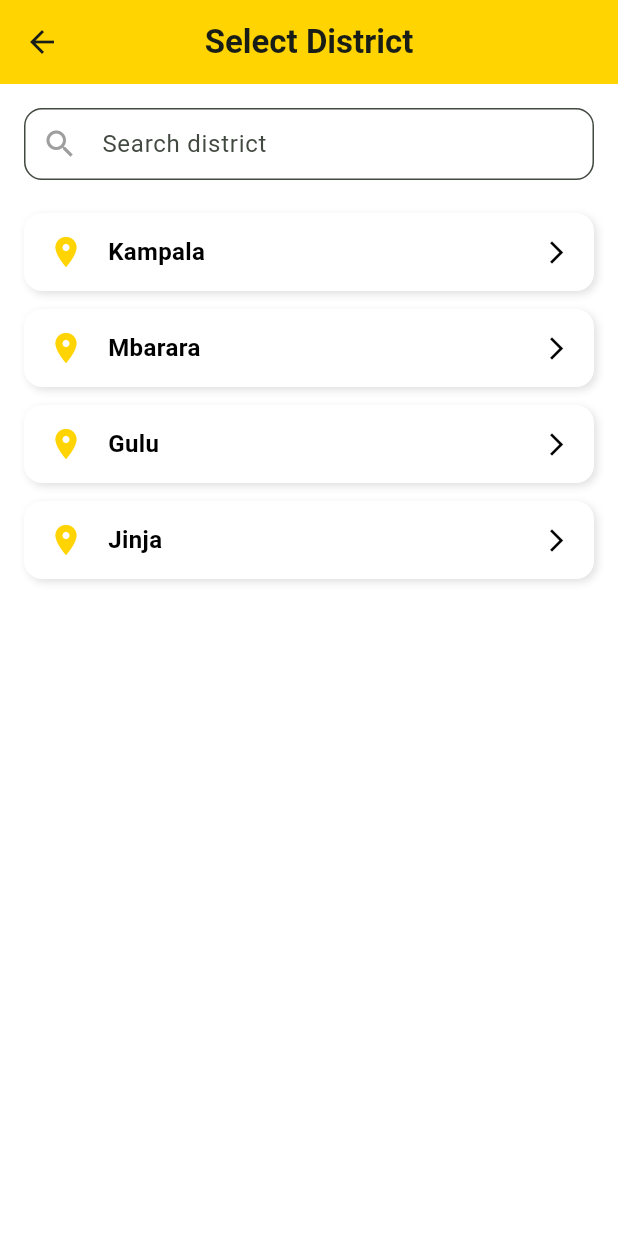
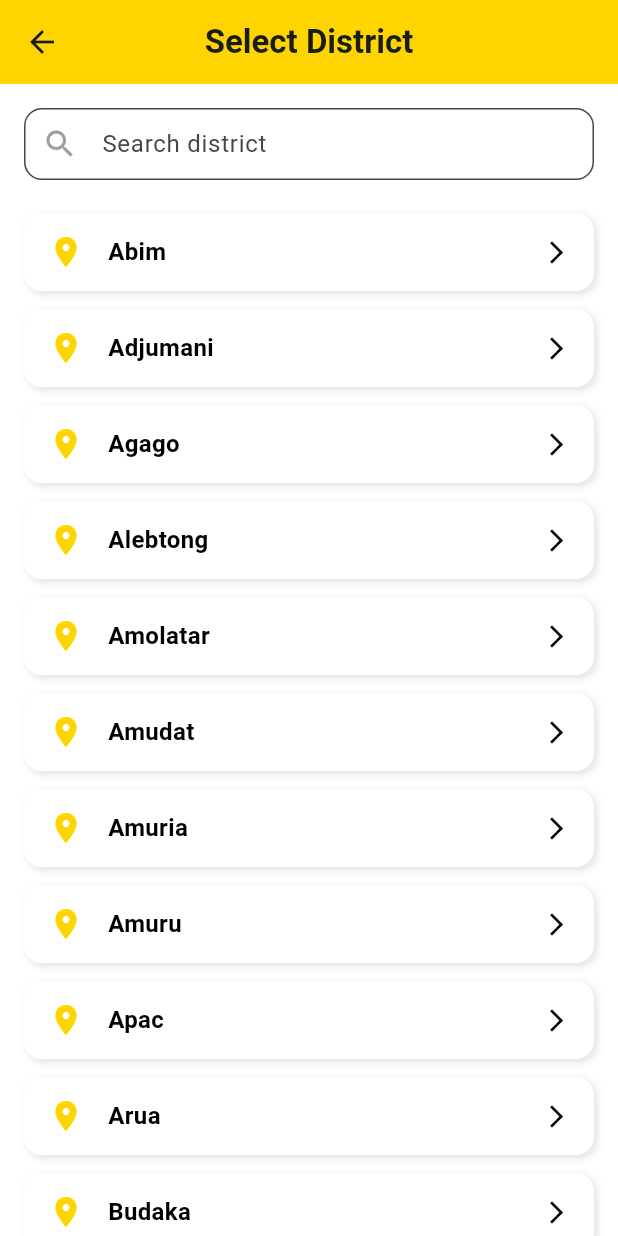
Before and after one commit to ibalintuma/NRM-Afrosoft-Flutter, a Flutter app: the CandidatesDetailPage screen opened directly, on a phone screen of 412 x 824 dp. Run offline on Flutter 3.47's test engine with Material 3 defaults, Android fonts, the phone set to English and light mode, and no system bars; our stand-ins replace carousel_slider, device_info_plus, dio, flutter_gemini, image_cropper, image_picker and 12 more; missing offline and left inert: flutter_inappwebview, flutter_inappwebview_android, onesignal_flutter, video_thumbnail, videosdk; accounts and stored records are empty.

Commit message:
vertical scrolling

```diff
--- a/lib/Home/TabWidgets/NRM Candidates/CandidatesDetailPage.dart
+++ b/lib/Home/TabWidgets/NRM Candidates/CandidatesDetailPage.dart
@@ -1,4 +1,5 @@
 import 'package:flutter/material.dart';
+import 'package:nrm_afrosoft_flutter/Home/TabWidgets/NRM%20Candidates/CandidatesListPage.dart';
 
 class CandidatesDetailPage extends StatefulWidget {
   const CandidatesDetailPage({super.key});
@@ -9,7 +10,140 @@ class CandidatesDetailPage extends StatefulWidget {
 
 class _CandidatesDetailPageState extends State<CandidatesDetailPage> {
   final TextEditingController _searchController = TextEditingController();
-  final List<String> _districts = ['Kampala', 'Mbarara', 'Gulu', 'Jinja'];
+  final List<String> _districts = [
+    "Abim",
+    "Adjumani",
+    "Agago",
+    "Alebtong",
+    "Amolatar",
+    "Amudat",
+    "Amuria",
+    "Amuru",
+    "Apac",
+    "Arua",
+    "Budaka",
+    "Bududa",
+    "Bugiri",
+    "Bugweri",
+    "Buhweju",
+    "Buikwe",
+    "Bukedea",
+    "Bukomansimbi",
+    "Bukwo",
+    "Bulambuli",
+    "Buliisa",
+    "Bundibugyo",
+    "Bunyangabu",
+    "Bushenyi",
+    "Busia",
+    "Butaleja",
+    "Butambala",
+    "Butebo",
+    "Buvuma",
+    "Buyende",
+    "Dokolo",
+    "Gomba",
+    "Gulu",
+    "Hoima",
+    "Ibanda",
+    "Iganga",
+    "Isingiro",
+    "Jinja",
+    "Kaabong",
+    "Kabale",
+    "Kabarole",
+    "Kaberamaido",
+    "Kagadi",
+    "Kakumiro",
+    "Kalangala",
+    "Kaliro",
+    "Kalungu",
+    "Kamuli",
+    "Kamwenge",
+    "Kanungu",
+    "Kapchorwa",
+    "Kapelebyong",
+    "Karenga",
+    "Kasese",
+    "Kassanda",
+    "Katakwi",
+    "Kayunga",
+    "Kazo",
+    "Kibaale",
+    "Kiboga",
+    "Kibuku",
+    "Kikube",
+    "Kiruhura",
+    "Kiryandongo",
+    "Kisoro",
+    "Kitagwenda",
+    "Kitgum",
+    "Koboko",
+    "Kole",
+    "Kotido",
+    "Kumi",
+    "Kwania",
+    "Kween",
+    "Kyankwanzi",
+    "Kyegegwa",
+    "Kyenjojo",
+    "Kyotera",
+    "Lamwo",
+    "Lira",
+    "Luuka",
+    "Luwero",
+    "Lwengo",
+    "Lyantonde",
+    "Madi Okollo",
+    "Manafwa",
+    "Maracha",
+    "Masaka",
+    "Masindi",
+    "Mayuge",
+    "Mbale",
+    "Mbarara",
+    "Mitooma",
+    "Mityana",
+    "Moroto",
+    "Moyo",
+    "Mpigi",
+    "Mubende",
+    "Mukono",
+    "Nabilatuk",
+    "Nakapiripirit",
+    "Nakaseke",
+    "Nakasongola",
+    "Namayingo",
+    "Namisindwa",
+    "Namutumba",
+    "Napak",
+    "Nebbi",
+    "Ngora",
+    "Ntoroko",
+    "Ntungamo",
+    "Nwoya",
+    "Obongi",
+    "Omoro",
+    "Otuke",
+    "Oyam",
+    "Pader",
+    "Rakai",
+    "Rubanda",
+    "Rubirizi",
+    "Rukiga",
+    "Rukungiri",
+    "Rwampara",
+    "Sembabule",
+    "Serere",
+    "Sheema",
+    "Sironko",
+    "Soroti",
+    "Tororo",
+    "Wakiso",
+    "Yumbe",
+    "Zombo",
+    "Kampala"
+  ];
 
   String _searchQuery = '';
 
@@ -69,10 +203,7 @@ class _CandidatesDetailPageState extends State<CandidatesDetailPage> {
                 final district = filteredDistricts[index];
                 return GestureDetector(
                   onTap: () {
-                    // TODO: Navigate to district details or candidates list
-                    ScaffoldMessenger.of(context).showSnackBar(
-                      SnackBar(content: Text('Selected $district')),
-                    );
+                     Navigator.push(context, MaterialPageRoute(builder: (context) => CandidatesListPage( district : district ) ) );
                   },
                   child: Container(
                     margin: const EdgeInsets.symmetric(
--- a/lib/Home/TabWidgets/NRM Candidates/CandidatesPage.dart
+++ b/lib/Home/TabWidgets/NRM Candidates/CandidatesPage.dart
@@ -77,10 +77,10 @@ class _CandidatesPageState extends State<CandidatesPage> {
                     },
                     child: Container(
                       margin: const EdgeInsets.symmetric(vertical: 8),
-                      padding: const EdgeInsets.all(6),
+                      padding: const EdgeInsets.all(10),
                       decoration: BoxDecoration(
                         color: Colors.white,
-                        borderRadius: BorderRadius.circular(5),
+                        borderRadius: BorderRadius.circular(10),
                         boxShadow: [
                           BoxShadow(
                             color: Colors.black26,
```
Also changed, not shown: lib/Community/PostsPage.dart (+43 -3 lines), lib/Home/TabWidgets/NRM Candidates/CandidatesListPage.dart (added, +51 -0 lines), lib/Home/TabWidgets/videosdk/join_screen.dart (+4 -5 lines).
